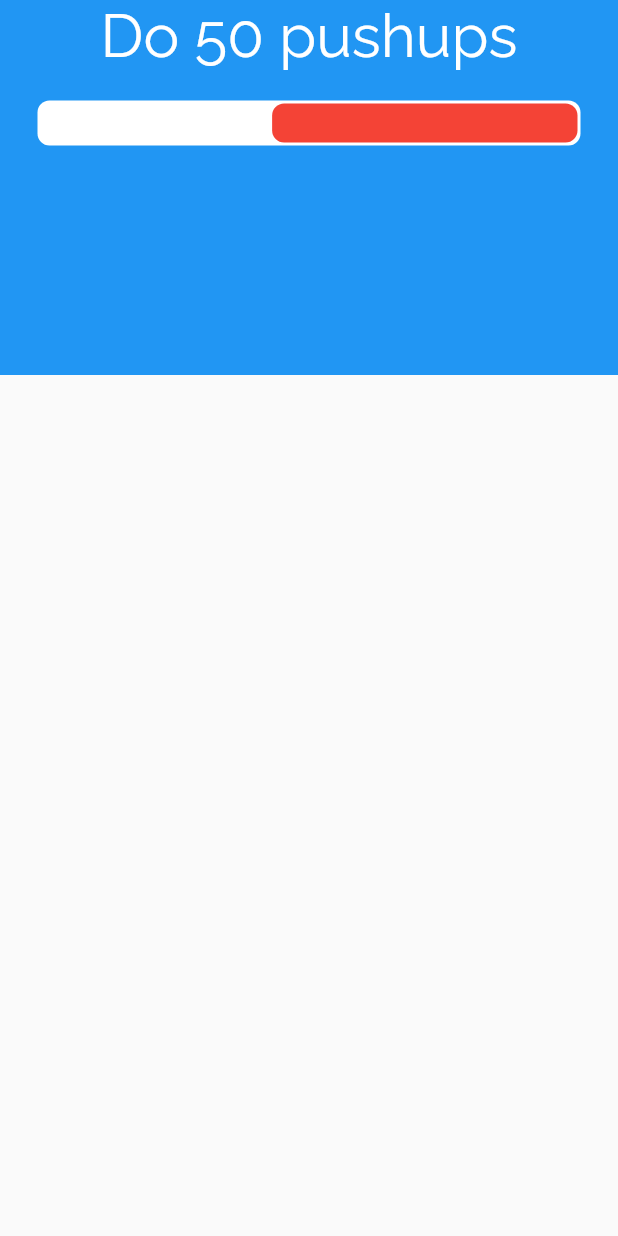
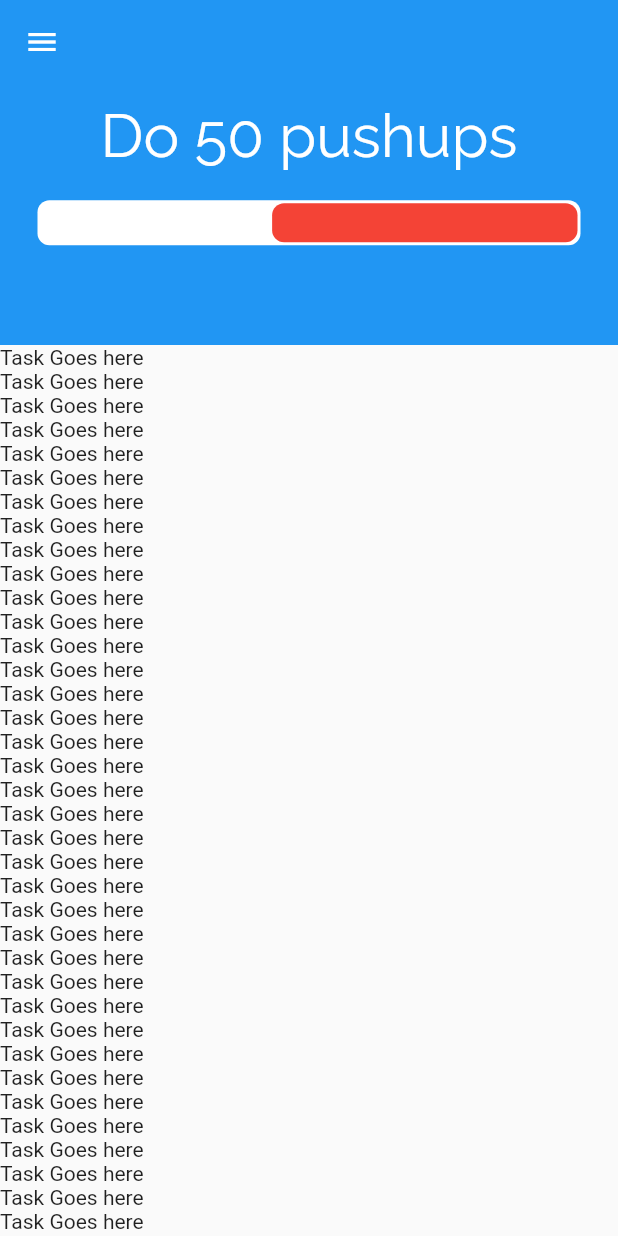
Before and after one commit to aryaman31/cautious-eureka, a Flutter app: the screen it shows after launch, on a phone screen of 412 x 824 dp. Run offline on Flutter 3.47's test engine with Material 2 defaults, Android fonts, the phone set to English and light mode, and no system bars.

Commit message:
Fixed issue of main widget overflow and added app drawer

```diff
--- a/lib/root_page.dart
+++ b/lib/root_page.dart
@@ -9,11 +9,99 @@ class RootPage extends StatelessWidget {
       body: CustomScrollView(
         slivers: <Widget>[
           SliverAppBar(
-            expandedHeight: 250,
+            expandedHeight: 230,
+            collapsedHeight: 130,
+            floating: true,
+            pinned: true,
             flexibleSpace: MainStuff(),
+          ),
+          SliverList(
+              delegate: SliverChildListDelegate([
+                Text("Task Goes here"),
+                Text("Task Goes here"),
+                Text("Task Goes here"),
+                Text("Task Goes here"),
+                Text("Task Goes here"),
+                Text("Task Goes here"),
+                Text("Task Goes here"),
+                Text("Task Goes here"),
+                Text("Task Goes here"),
+                Text("Task Goes here"),
+                Text("Task Goes here"),
+                Text("Task Goes here"),
+                Text("Task Goes here"),
+                Text("Task Goes here"),
+                Text("Task Goes here"),
+                Text("Task Goes here"),
+                Text("Task Goes here"),
+                Text("Task Goes here"),
+                Text("Task Goes here"),
+                Text("Task Goes here"),
+                Text("Task Goes here"),
+                Text("Task Goes here"),
+                Text("Task Goes here"),
+                Text("Task Goes here"),
+                Text("Task Goes here"),
+                Text("Task Goes here"),
+                Text("Task Goes here"),
+                Text("Task Goes here"),
+                Text("Task Goes here"),
+                Text("Task Goes here"),
+                Text("Task Goes here"),
+                Text("Task Goes here"),
+                Text("Task Goes here"),
+                Text("Task Goes here"),
+                Text("Task Goes here"),
+                Text("Task Goes here"),
+                Text("Task Goes here"),
+                Text("Task Goes here"),
+                Text("Task Goes here"),
+                Text("Task Goes here"),
+                Text("Task Goes here"),
+                Text("Task Goes here"),
+                Text("Task Goes here"),
+                Text("Task Goes here"),
+                Text("Task Goes here"),
+                Text("Task Goes here"),
+                Text("Task Goes here"),
+                Text("Task Goes here"),
+                Text("Task Goes here"),
+                Text("Task Goes here"),
+                Text("Task Goes here"),
+                Text("Task Goes here"),
+                Text("Task Goes here"),
+                Text("Task Goes here"),
+                Text("Task Goes here"),
+                Text("Task Goes here"),
+                Text("Task Goes here"),
+                Text("Task Goes here"),
+                Text("Task Goes here"),
+                Text("Task Goes here"),
+                Text("Task Goes here"),
+                Text("Task Goes here"),
+                Text("Task Goes here"),
+                Text("Task Goes here"),
+                Text("Task Goes here"),
+                Text("Task Goes here"),
+                Text("Task Goes here"),
+                Text("Task Goes here"),
+                Text("Task Goes here"),
+                Text("Task Goes here"),
+                Text("Task Goes here"),
+                Text("Task Goes here"),
+                Text("Task Goes here"),
+                Text("Task Goes here"),
+                Text("Task Goes here"),
+                Text("Task Goes here"),
+                Text("Task Goes here"),
+                Text("Task Goes here"),
+                Text("Task Goes here"),
+                Text("Task Goes here"),
+              ])
           )
         ],
-      )
+      ),
+      drawer: Drawer(),
     );
   }
 }
--- a/lib/top_half.dart
+++ b/lib/top_half.dart
@@ -7,15 +7,11 @@ class MainStuff extends StatelessWidget {
     return Container(
       child: Center(
           child: Column(
-        children: <Widget>[
-          Text(
-            "Do 50 pushups",
-            style: TextStyle(
-                fontSize: 40, fontFamily: "Raleway", color: Colors.white),
-            textAlign: TextAlign.center,
-          ),
-          Padding(padding: EdgeInsets.all(10)),
-          CountDownTimer()
+            mainAxisAlignment: MainAxisAlignment.center,
+            children: <Widget>[
+              Text("Do 50 pushups", style: TextStyle(fontSize: 40, fontFamily: "Raleway", color: Colors.white), textAlign: TextAlign.center,),
+              Padding(padding: EdgeInsets.all(10)),
+              CountDownTimer()
         ],
       )),
     );
```
Also changed, not shown: pubspec.lock.
